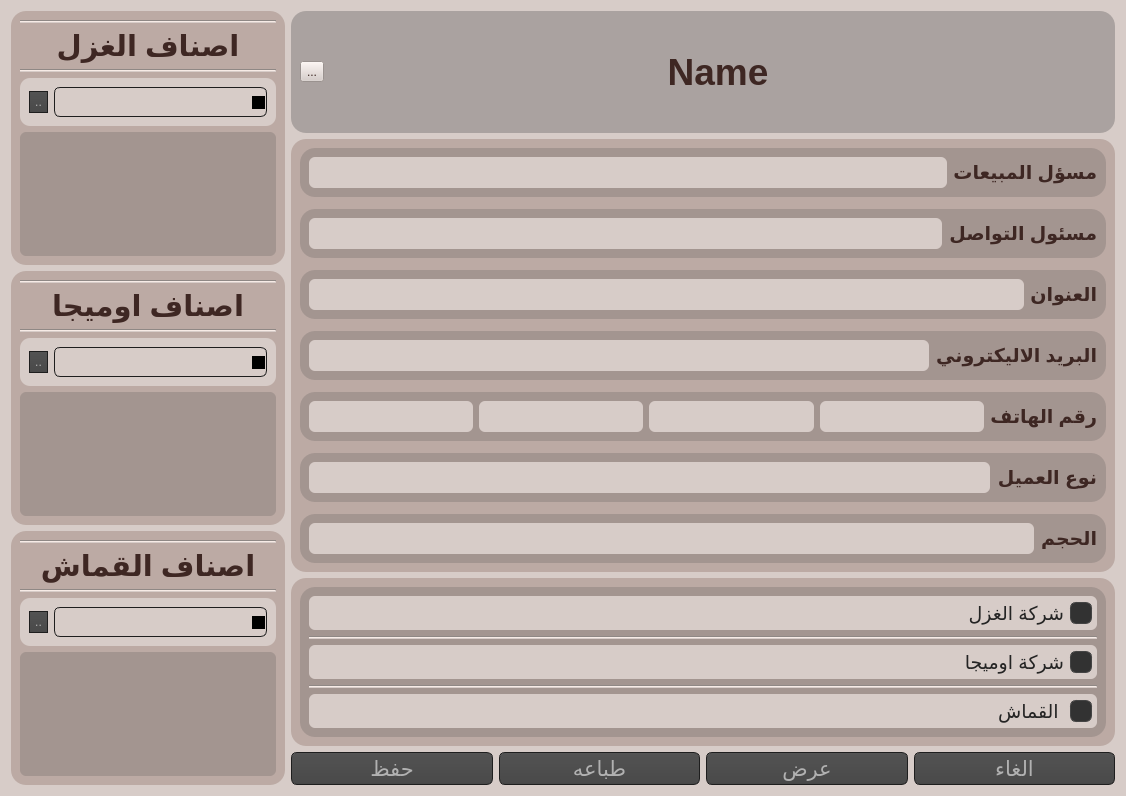
The window that Layouts/details_ui.ui (3bdokha/Customers) describes before a commit, drawn with Qt 5.
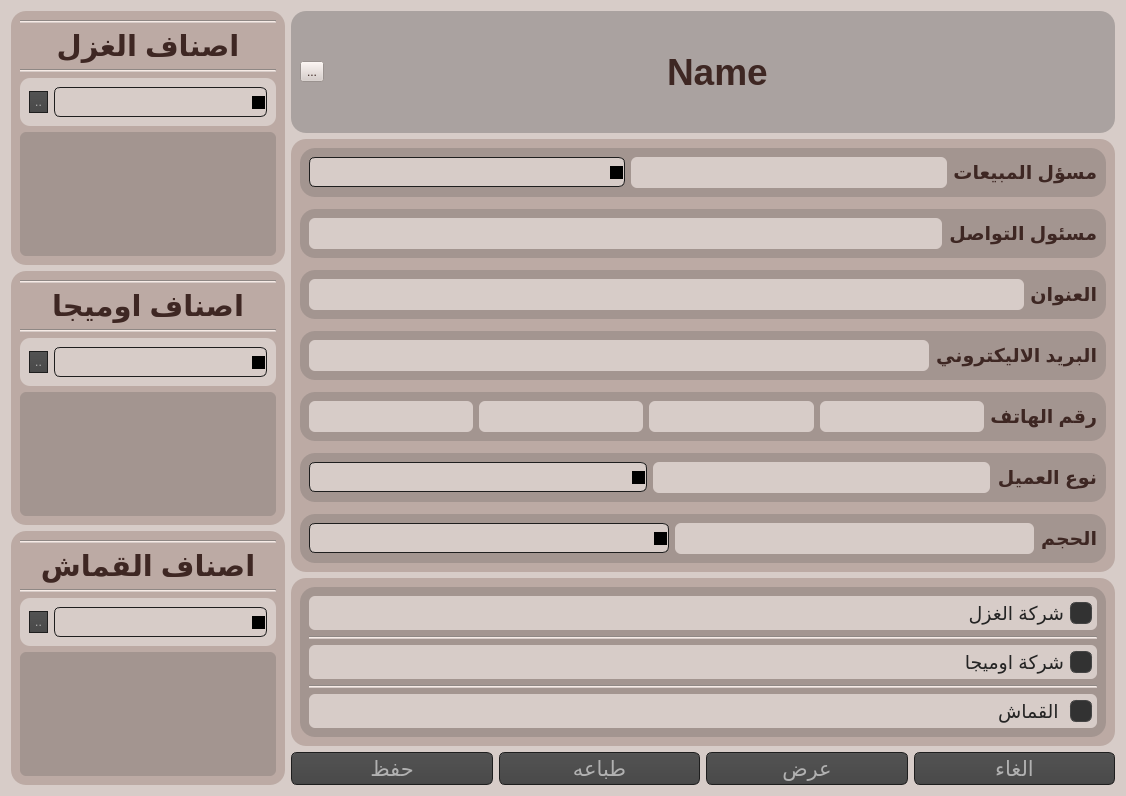
The same window after the commit. Icons and pictures are not drawn.

What changed in the file:
```diff
--- a/Layouts/details_ui.ui
+++ b/Layouts/details_ui.ui
@@ -1001,7 +1001,13 @@
          </widget>
         </item>
         <item>
-         <widget class="QLabel" name="lblName">
+         <widget class="QLineEdit" name="lblName">
+          <property name="sizePolicy">
+           <sizepolicy hsizetype="Expanding" vsizetype="Preferred">
+            <horstretch>0</horstretch>
+            <verstretch>0</verstretch>
+           </sizepolicy>
+          </property>
           <property name="font">
            <font>
             <pointsize>28</pointsize>
@@ -1009,12 +1015,19 @@
             <bold>true</bold>
            </font>
           </property>
+          <property name="styleSheet">
+           <string notr="true"> background-color:rgba(66,66,66,0%);
+</string>
+          </property>
           <property name="text">
            <string>Name</string>
           </property>
           <property name="alignment">
            <set>Qt::AlignCenter</set>
           </property>
+          <property name="readOnly">
+           <bool>true</bool>
+          </property>
          </widget>
         </item>
        </layout>
@@ -1039,7 +1052,38 @@
           <property name="title">
            <string/>
           </property>
-          <layout class="QHBoxLayout" name="horizontalLayout_3">
+          <layout class="QHBoxLayout" name="horizontalLayout_3" stretch="1,1,0">
+           <item>
+            <widget class="QComboBox" name="comSalesP">
+             <property name="font">
+              <font>
+               <pointsize>-1</pointsize>
+               <weight>75</weight>
+               <bold>true</bold>
+              </font>
+             </property>
+             <property name="styleSheet">
+              <string notr="true">background-color: #D7CCC8;
+border-width: 1px;
+border-color: #1e1e1e;
+border-radius: 6;
+padding: 3px;
+padding-left: 5px;
+padding-right: 5px;
+font-size: 17px;
+font-weight: bold;</string>
+             </property>
+             <property name="editable">
+              <bool>true</bool>
+             </property>
+             <property name="insertPolicy">
+              <enum>QComboBox::NoInsert</enum>
+             </property>
+             <property name="sizeAdjustPolicy">
+              <enum>QComboBox::AdjustToMinimumContentsLengthWithIcon</enum>
+             </property>
+            </widget>
+           </item>
            <item>
             <widget class="QLineEdit" name="txtSlaesP">
              <property name="enabled">
@@ -1287,7 +1331,38 @@
           <property name="title">
            <string/>
           </property>
-          <layout class="QHBoxLayout" name="horizontalLayout_38">
+          <layout class="QHBoxLayout" name="horizontalLayout_38" stretch="1,1,0">
+           <item>
+            <widget class="QComboBox" name="comCustType">
+             <property name="font">
+              <font>
+               <pointsize>-1</pointsize>
+               <weight>75</weight>
+               <bold>true</bold>
+              </font>
+             </property>
+             <property name="styleSheet">
+              <string notr="true">background-color: #D7CCC8;
+border-width: 1px;
+border-color: #1e1e1e;
+border-radius: 6;
+padding: 3px;
+padding-left: 5px;
+padding-right: 5px;
+font-size: 17px;
+font-weight: bold;</string>
+             </property>
+             <property name="editable">
+              <bool>true</bool>
+             </property>
+             <property name="insertPolicy">
+              <enum>QComboBox::NoInsert</enum>
+             </property>
+             <property name="sizeAdjustPolicy">
+              <enum>QComboBox::AdjustToMinimumContentsLengthWithIcon</enum>
+             </property>
+            </widget>
+           </item>
            <item>
             <widget class="QLineEdit" name="txtCustType">
              <property name="font">
@@ -1327,7 +1402,38 @@
           <property name="title">
            <string/>
           </property>
-          <layout class="QHBoxLayout" name="horizontalLayout_17">
+          <layout class="QHBoxLayout" name="horizontalLayout_17" stretch="1,1,0">
+           <item>
+            <widget class="QComboBox" name="comSize">
+             <property name="font">
+              <font>
+               <pointsize>-1</pointsize>
+               <weight>75</weight>
+               <bold>true</bold>
+              </font>
+             </property>
+             <property name="styleSheet">
+              <string notr="true">background-color: #D7CCC8;
+border-width: 1px;
+border-color: #1e1e1e;
+border-radius: 6;
+padding: 3px;
+padding-left: 5px;
+padding-right: 5px;
+font-size: 17px;
+font-weight: bold;</string>
+             </property>
+             <property name="editable">
+              <bool>true</bool>
+             </property>
+             <property name="insertPolicy">
+              <enum>QComboBox::NoInsert</enum>
+             </property>
+             <property name="sizeAdjustPolicy">
+              <enum>QComboBox::AdjustToMinimumContentsLengthWithIcon</enum>
+             </property>
+            </widget>
+           </item>
            <item>
             <widget class="QLineEdit" name="txtSize">
              <property name="font">
```
